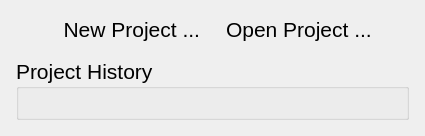
Qt form src/app/NewOpenProjectPanel.ui (vladamisici/dgi-scan) before a commit.
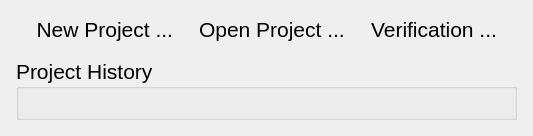
The same form after that commit.

Commit message: Add a verification mode that shows the original scan beside the result

The edit to the form file:
```diff
--- a/src/app/NewOpenProjectPanel.ui
+++ b/src/app/NewOpenProjectPanel.ui
@@ -99,6 +99,34 @@
           </property>
          </widget>
         </item>
+        <item>
+         <spacer name="horizontalSpacer_4">
+          <property name="orientation">
+           <enum>Qt::Horizontal</enum>
+          </property>
+          <property name="sizeType">
+           <enum>QSizePolicy::Minimum</enum>
+          </property>
+          <property name="sizeHint" stdset="0">
+           <size>
+            <width>20</width>
+            <height>1</height>
+           </size>
+          </property>
+         </spacer>
+        </item>
+        <item>
+         <widget class="QLabel" name="verificationProjectLabel">
+          <property name="font">
+           <font>
+            <pointsize>16</pointsize>
+           </font>
+          </property>
+          <property name="text">
+           <string>Verification ...</string>
+          </property>
+         </widget>
+        </item>
         <item>
          <spacer name="horizontalSpacer_3">
           <property name="orientation">
```
The commit also changes 11 other files.
